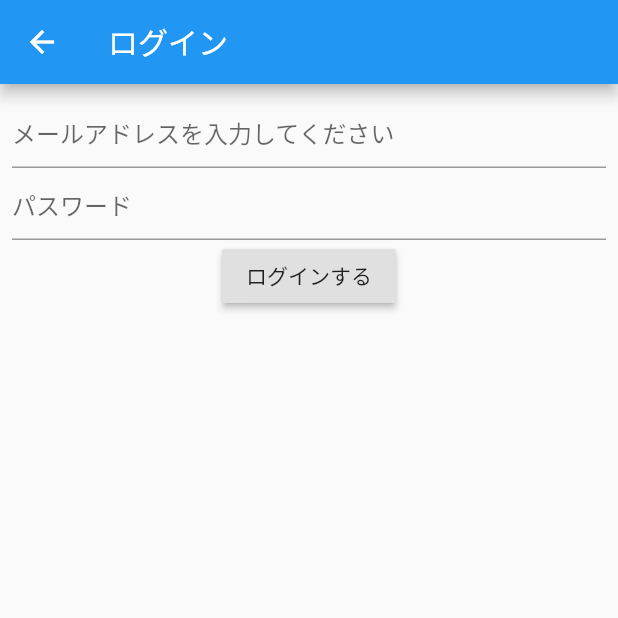
After one commit to Shogo14/FlutterMyapp, a Flutter app: the screen it shows after launch, after a tap on "ログイン", on a phone screen of 412 x 824 dp, the top half of it. The commit adds this screen. Run offline on Flutter 3.47's test engine with Material 2 defaults, Android fonts, the phone set to English and light mode, and no system bars; our stand-ins replace cloud_firestore, firebase_auth, firebase_core; accounts and stored records are empty.

Commit message:
Add firebase login

```diff
--- /dev/null
+++ b/lib/presentation/login/login_model.dart
@@ -0,0 +1,18 @@
+import 'package:firebase_auth/firebase_auth.dart';
+import 'package:flutter/material.dart';
+
+class LoginModel extends ChangeNotifier {
+  String mail = '';
+  String password = '';
+
+  final FirebaseAuth _firebaseAuth = FirebaseAuth.instance;
+  Future login() async {
+    if (mail.isEmpty) throw ('メールアドレスを入力してください');
+    if (password.isEmpty) throw ('パスワードを入力してください');
+
+    final result = await _firebaseAuth.signInWithEmailAndPassword(
+        email: mail, password: password);
+    final uid = result.user.uid;
+    // TODO 端末に保存して使う
+  }
+}
--- /dev/null
+++ b/lib/presentation/login/login_page.dart
@@ -0,0 +1,76 @@
+import 'package:flutter/material.dart';
+import 'package:myapp/presentation/login/login_model.dart';
+import 'package:provider/provider.dart';
+
+class LoginPage extends StatelessWidget {
+  @override
+  Widget build(BuildContext context) {
+    final mailController = TextEditingController();
+    final passwordController = TextEditingController();
+    return ChangeNotifierProvider<LoginModel>(
+      create: (_) => LoginModel(),
+      child: Scaffold(
+        appBar: AppBar(
+          title: Text('ログイン'),
+        ),
+        body: Consumer<LoginModel>(
+          builder: (context, model, child) {
+            return Padding(
+              padding: const EdgeInsets.all(8.0),
+              child: Column(
+                children: <Widget>[
+                  TextField(
+                    decoration: InputDecoration(hintText: 'メールアドレスを入力してください'),
+                    controller: mailController,
+                    onChanged: (text) {
+                      model.mail = text;
+                    },
+                  ),
+                  TextField(
+                    decoration: InputDecoration(hintText: 'パスワード'),
+                    obscureText: true,
+                    controller: passwordController,
+                    onChanged: (text) {
+                      model.password = text;
+                    },
+                  ),
+                  RaisedButton(
+                    child: Text('ログインする'),
+                    onPressed: () async {
+                      try {
+                        await model.login();
+                        _showDialog(context, 'ログインしました');
+                      } catch (e) {
+                        _showDialog(context, e.toString());
+                      }
+                    },
+                  ),
+                ],
+              ),
+            );
+          },
+        ),
+      ),
+    );
+  }
+
+  // ignore: missing_return
+  Future _showDialog(BuildContext context, title) {
+    showDialog(
+      context: context,
+      builder: (BuildContext context) {
+        return AlertDialog(
+          title: Text(title),
+          actions: <Widget>[
+            TextButton(
+              child: Text('OK'),
+              onPressed: () {
+                Navigator.of(context).pop();
+              },
+            ),
+          ],
+        );
+      },
+    );
+  }
+}
--- a/lib/presentation/main/main.dart
+++ b/lib/presentation/main/main.dart
@@ -1,6 +1,8 @@
 import 'package:firebase_core/firebase_core.dart';
 import 'package:flutter/material.dart';
 import 'package:myapp/presentation/book_list/book_list_page.dart';
+import 'package:myapp/presentation/login/login_page.dart';
+import 'package:myapp/presentation/signup/signup_page.dart';
 import 'package:provider/provider.dart';
 
 import 'main_model.dart';
@@ -30,12 +32,32 @@ class MyApp extends StatelessWidget {
                     ),
                   ),
                   RaisedButton(
-                    child: Text('ボタン'),
+                    child: Text('本一覧へ'),
                     onPressed: () {
                       // ここでなにか
                       Navigator.push(
                         context,
                         MaterialPageRoute(builder: (context) => BookListPage()),
+                      );
+                    },
+                  ),
+                  RaisedButton(
+                    child: Text('サインアップ'),
+                    onPressed: () {
+                      // ここでなにか
+                      Navigator.push(
+                        context,
+                        MaterialPageRoute(builder: (context) => SignUpPage()),
+                      );
+                    },
+                  ),
+                  RaisedButton(
+                    child: Text('ログイン'),
+                    onPressed: () {
+                      // ここでなにか
+                      Navigator.push(
+                        context,
+                        MaterialPageRoute(builder: (context) => LoginPage()),
                       );
                     },
                   ),
--- a/pubspec.yaml
+++ b/pubspec.yaml
@@ -14,6 +14,7 @@ dependencies:
   provider: ^4.3.2+3
   firebase_core: ^0.5.3
   cloud_firestore: ^0.14.4
+  firebase_auth: ^0.18.4+1
 
 dev_dependencies:
   flutter_test:
```
Also changed, not shown: lib/presentation/signup/signup_model.dart (added, +36 -0 lines), lib/presentation/signup/signup_page.dart (added, +76 -0 lines), pubspec.lock, 1 other file.
